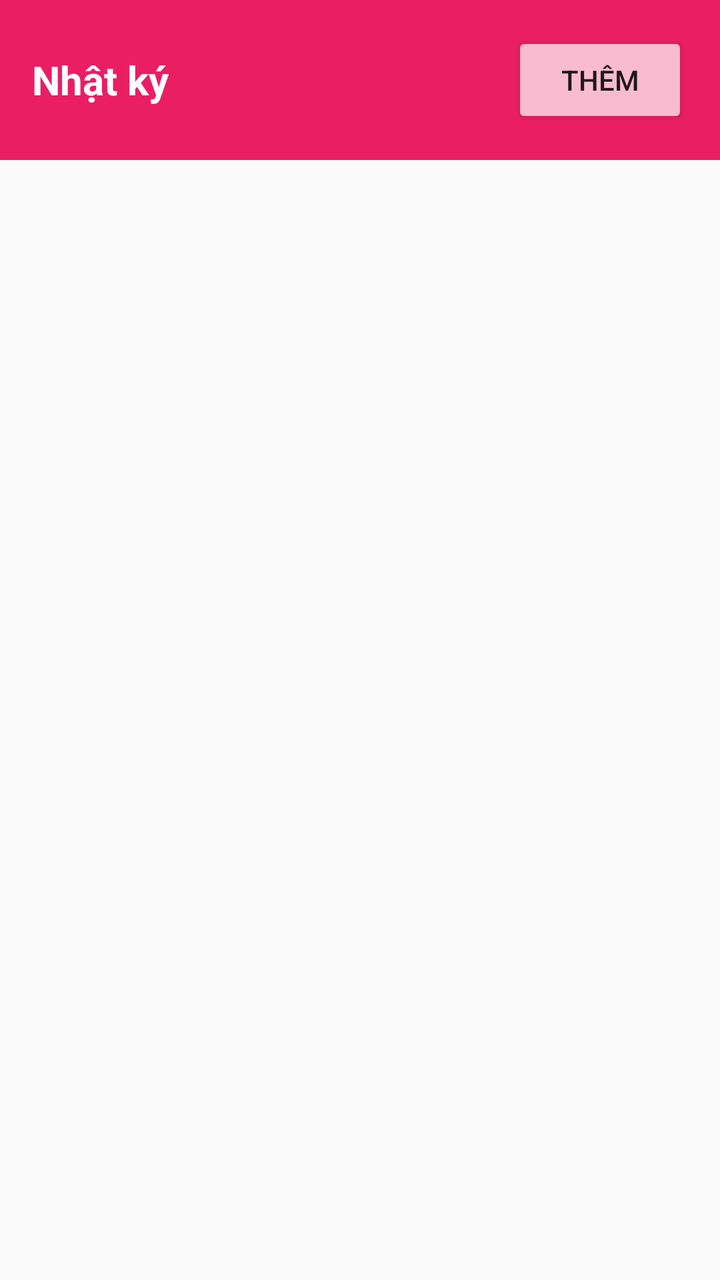
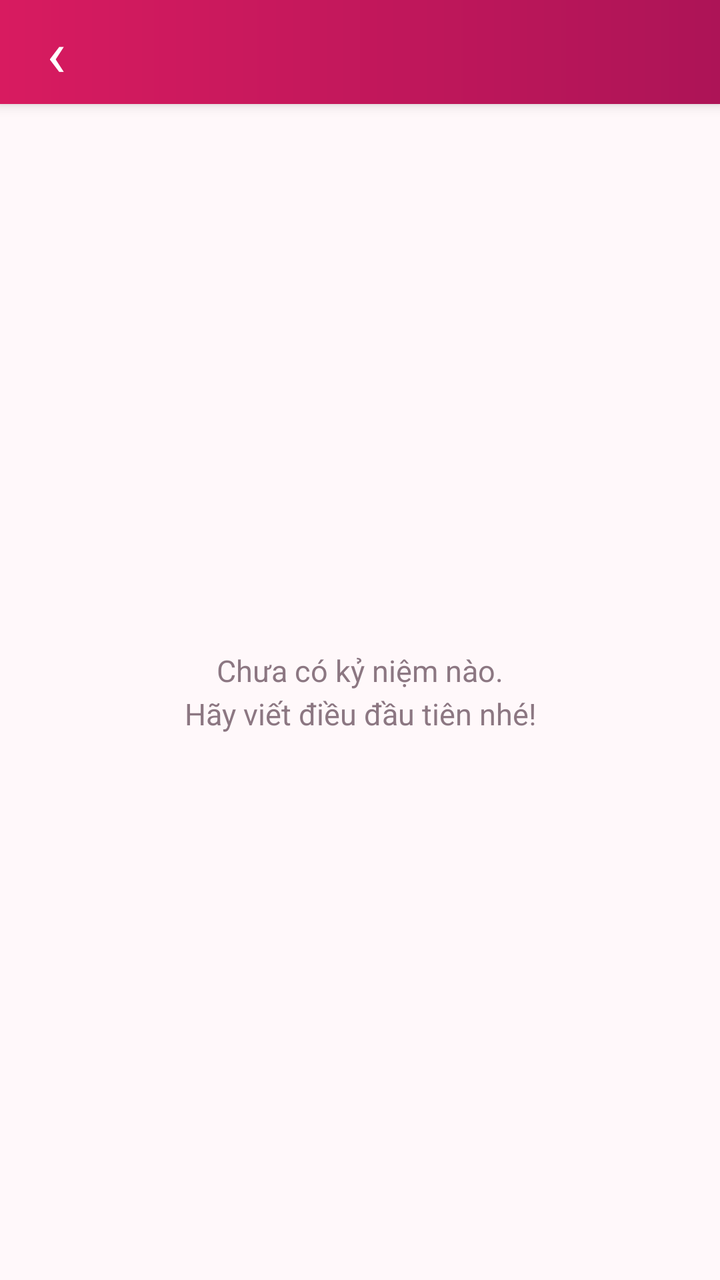

Two renders of the same Android screen: before a commit and after it. Below are the layout's source before the change and the commit's diff.
<!-- AndroidManifest.xml: application theme AppTheme -->
<!-- res/layout/activity_diary.xml -->
<?xml version="1.0" encoding="utf-8"?>
<LinearLayout xmlns:android="http://schemas.android.com/apk/res/android"
    android:layout_width="match_parent" android:layout_height="match_parent" android:orientation="vertical">
    <LinearLayout android:layout_width="match_parent" android:layout_height="wrap_content"
        android:background="@color/pink" android:gravity="center_vertical" android:orientation="horizontal" android:padding="16dp">
        <TextView android:layout_width="0dp" android:layout_height="wrap_content" android:layout_weight="1"
            android:text="@string/diary_title" android:textColor="#FFFFFF" android:textSize="20sp" android:textStyle="bold"/>
        <Button android:id="@+id/btn_add" android:layout_width="wrap_content" android:layout_height="wrap_content" android:text="@string/add"/>
    </LinearLayout>
    <ListView android:id="@+id/list" android:layout_width="match_parent" android:layout_height="match_parent"/>
</LinearLayout>
<!-- resources referenced by this layout -->
<resources>
  <color name="pink">#E91E63</color>
  <string name="add">Thêm</string>
  <string name="diary_title">Nhật ký</string>
  <style name="AppTheme" parent="android:Theme.Material.Light.NoActionBar">
          <item name="android:colorAccent">@color/pink</item>
          <item name="android:colorButtonNormal">@color/pink_light</item>
          <item name="android:statusBarColor">@color/pink_dark</item>
      </style>
  <color name="pink_light">#F8BBD0</color>
  <color name="pink_dark">#C2185B</color>
</resources>

<!-- the commit's change to res/layout/activity_diary.xml (unified diff, before → after) -->
@@ -1,11 +1,26 @@
 <?xml version="1.0" encoding="utf-8"?>
 <LinearLayout xmlns:android="http://schemas.android.com/apk/res/android"
     android:layout_width="match_parent" android:layout_height="match_parent" android:orientation="vertical">
-    <LinearLayout android:layout_width="match_parent" android:layout_height="wrap_content"
-        android:background="@color/pink" android:gravity="center_vertical" android:orientation="horizontal" android:padding="16dp">
-        <TextView android:layout_width="0dp" android:layout_height="wrap_content" android:layout_weight="1"
-            android:text="@string/diary_title" android:textColor="#FFFFFF" android:textSize="20sp" android:textStyle="bold"/>
-        <Button android:id="@+id/btn_add" android:layout_width="wrap_content" android:layout_height="wrap_content" android:text="@string/add"/>
-    </LinearLayout>
-    <ListView android:id="@+id/list" android:layout_width="match_parent" android:layout_height="match_parent"/>
+    <include layout="@layout/topbar"/>
+    <FrameLayout android:layout_width="match_parent" android:layout_height="0dp" android:layout_weight="1">
+        <ListView android:id="@+id/list" android:layout_width="match_parent" android:layout_height="match_parent"
+            android:clipToPadding="false" android:divider="@null" android:dividerHeight="10dp" android:overScrollMode="never" android:padding="16dp" android:scrollbars="none"/>
+        <TextView android:id="@+id/empty" android:layout_width="match_parent" android:layout_height="match_parent" android:gravity="center"
+            android:lineSpacingExtra="4dp" android:padding="32dp" android:text="@string/diary_empty" android:textColor="@color/ink_soft" android:textSize="15sp"/>
+    </FrameLayout>
 </LinearLayout>
+<!-- res/layout/topbar.xml (included above) -->
+<?xml version="1.0" encoding="utf-8"?>
+<LinearLayout xmlns:android="http://schemas.android.com/apk/res/android"
+    android:layout_width="match_parent" android:layout_height="wrap_content"
+    android:background="@drawable/topbar_bg" android:elevation="4dp"
+    android:gravity="center_vertical" android:orientation="horizontal" android:paddingLeft="4dp" android:paddingRight="12dp">
+    <TextView android:id="@+id/tb_back" android:layout_width="48dp" android:layout_height="52dp"
+        android:background="?android:attr/selectableItemBackgroundBorderless" android:contentDescription="@string/back"
+        android:gravity="center" android:text="‹" android:textColor="#FFFFFF" android:textSize="32sp"/>
+    <TextView android:id="@+id/tb_title" android:layout_width="0dp" android:layout_height="wrap_content" android:layout_weight="1"
+        android:fontFamily="sans-serif-medium" android:singleLine="true" android:textColor="#FFFFFF" android:textSize="19sp"/>
+    <TextView android:id="@+id/tb_action" android:layout_width="wrap_content" android:layout_height="wrap_content"
+        android:background="?android:attr/selectableItemBackground" android:fontFamily="sans-serif-medium"
+        android:padding="10dp" android:textColor="#FFFFFF" android:textSize="15sp" android:visibility="gone"/>
+</LinearLayout>
<!-- resource entries referenced after the edit -->
@@ -1,14 +1,25 @@
 <!-- resources referenced by this layout -->
 <resources>
-  <color name="pink">#E91E63</color>
-  <string name="add">Thêm</string>
-  <string name="diary_title">Nhật ký</string>
+  <color name="ink_soft">#8C7782</color>
+  <!-- drawable topbar_bg (drawable) -->
+  <shape xmlns:android="http://schemas.android.com/apk/res/android" android:shape="rectangle">
+      <gradient android:angle="0" android:startColor="#D81B60" android:endColor="#AD1457"/>
+  </shape>
+  <string name="back">Quay lại</string>
+  <string name="diary_empty">Chưa có kỷ niệm nào.\nHãy viết điều đầu tiên nhé!</string>
   <style name="AppTheme" parent="android:Theme.Material.Light.NoActionBar">
-          <item name="android:colorAccent">@color/pink</item>
-          <item name="android:colorButtonNormal">@color/pink_light</item>
-          <item name="android:statusBarColor">@color/pink_dark</item>
+          <item name="android:colorAccent">@color/rose</item>
+          <item name="android:colorPrimary">@color/rose</item>
+          <item name="android:colorControlActivated">@color/rose</item>
+          <item name="android:colorButtonNormal">@color/rose_soft</item>
+          <item name="android:statusBarColor">@color/rose_dark</item>
+          <item name="android:windowBackground">@color/page_bg</item>
+          <item name="android:textColorPrimary">@color/ink</item>
       </style>
-  <color name="pink_light">#F8BBD0</color>
-  <color name="pink_dark">#C2185B</color>
+  <color name="rose">#D81B60</color>
+  <color name="rose_soft">#FCE4EC</color>
+  <color name="rose_dark">#AD1457</color>
+  <color name="page_bg">#FFF8FA</color>
+  <color name="ink">#3B2A32</color>
 </resources>
 
